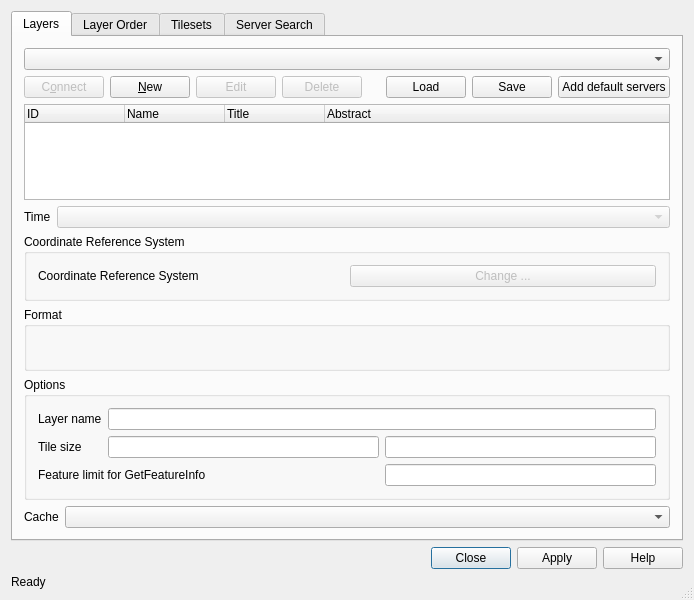
This is src/ui/qgsowssourceselectbase.ui in qgis/QGIS as Qt 5 draws it before an edit. The edited form follows.
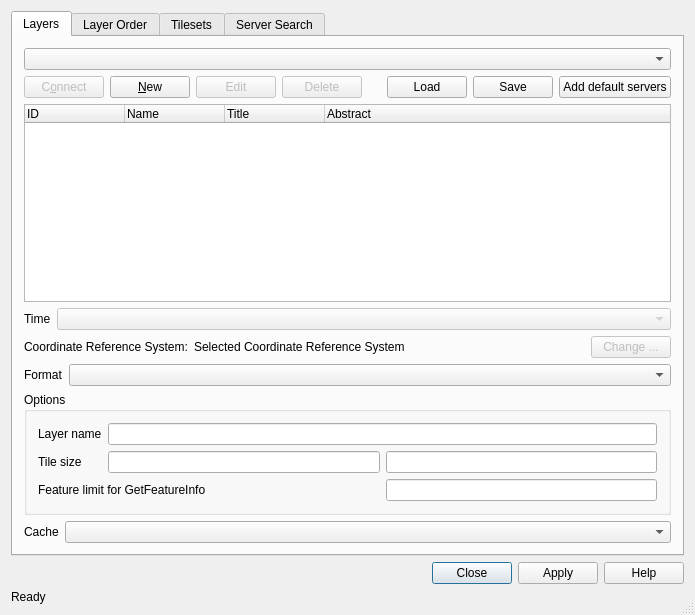
This is the edited form. Icons and pictures are not drawn.

Commit message: wcs select dialog cleanup

The edit to the form file:
```diff
--- a/src/ui/qgsowssourceselectbase.ui
+++ b/src/ui/qgsowssourceselectbase.ui
@@ -6,8 +6,8 @@
    <rect>
     <x>0</x>
     <y>0</y>
-    <width>694</width>
-    <height>600</height>
+    <width>695</width>
+    <height>615</height>
    </rect>
   </property>
   <property name="windowTitle">
@@ -187,7 +187,11 @@
         </widget>
        </item>
        <item>
-        <layout class="QHBoxLayout" name="horizontalLayout_5">
+        <widget class="QWidget" name="mTimeWidget" native="true">
+         <layout class="QHBoxLayout" name="horizontalLayout">
+          <property name="margin">
+           <number>0</number>
+          </property>
          <item>
           <widget class="QLabel" name="mTimeLabel">
            <property name="text">
@@ -209,17 +213,31 @@
           </widget>
          </item>
         </layout>
+        </widget>
        </item>
        <item>
-        <widget class="QGroupBox" name="mCRSGroupBox">
-         <property name="title">
-          <string>Coordinate Reference System</string>
-         </property>
-         <layout class="QHBoxLayout" name="horizontalLayout">
+        <widget class="QWidget" name="mCRSWidget" native="true">
+         <layout class="QHBoxLayout" name="horizontalLayout_2">
+          <property name="margin">
+           <number>0</number>
+          </property>
+          <item>
+           <widget class="QLabel" name="mCRSLabel">
+            <property name="text">
+             <string>Coordinate Reference System:</string>
+            </property>
+           </widget>
+          </item>
           <item>
            <widget class="QLabel" name="mSelectedCRSLabel">
+            <property name="sizePolicy">
+             <sizepolicy hsizetype="Expanding" vsizetype="Preferred">
+              <horstretch>0</horstretch>
+              <verstretch>0</verstretch>
+             </sizepolicy>
+            </property>
             <property name="text">
-             <string>Coordinate Reference System</string>
+             <string>Selected Coordinate Reference System</string>
             </property>
             <property name="buddy">
              <cstring>mChangeCRSButton</cstring>
@@ -240,25 +258,32 @@
         </widget>
        </item>
        <item>
-        <widget class="QGroupBox" name="mImageFormatsGroupBox">
-         <property name="sizePolicy">
-          <sizepolicy hsizetype="Preferred" vsizetype="Preferred">
-           <horstretch>0</horstretch>
-           <verstretch>0</verstretch>
-          </sizepolicy>
-         </property>
-         <property name="minimumSize">
-          <size>
-           <width>16</width>
-           <height>64</height>
-          </size>
-         </property>
-         <property name="title">
+        <widget class="QWidget" name="mFormatWidget" native="true">
+         <layout class="QHBoxLayout" name="horizontalLayout_6">
+          <property name="margin">
+           <number>0</number>
+          </property>
+          <item>
+           <widget class="QLabel" name="mFormatLabel">
+            <property name="text">
           <string>Format</string>
          </property>
         </widget>
        </item>
        <item>
+           <widget class="QComboBox" name="mFormatComboBox">
+            <property name="sizePolicy">
+             <sizepolicy hsizetype="Expanding" vsizetype="Fixed">
+              <horstretch>0</horstretch>
+              <verstretch>0</verstretch>
+             </sizepolicy>
+            </property>
+           </widget>
+          </item>
+         </layout>
+        </widget>
+       </item>
+       <item>
         <widget class="QGroupBox" name="mWMSGroupBox">
          <property name="title">
           <string>Options</string>
@@ -310,7 +335,11 @@
         </widget>
        </item>
        <item>
-        <layout class="QHBoxLayout" name="horizontalLayout_4">
+        <widget class="QWidget" name="mCacheWidget" native="true">
+         <layout class="QHBoxLayout" name="horizontalLayout_7">
+          <property name="margin">
+           <number>0</number>
+          </property>
          <item>
           <widget class="QLabel" name="mCacheLabel">
            <property name="text">
@@ -341,6 +370,7 @@
           </widget>
          </item>
         </layout>
+        </widget>
        </item>
       </layout>
      </widget>
```
Lines whose indentation alone changed are shown as unchanged. The commit also changes 2 other files.
